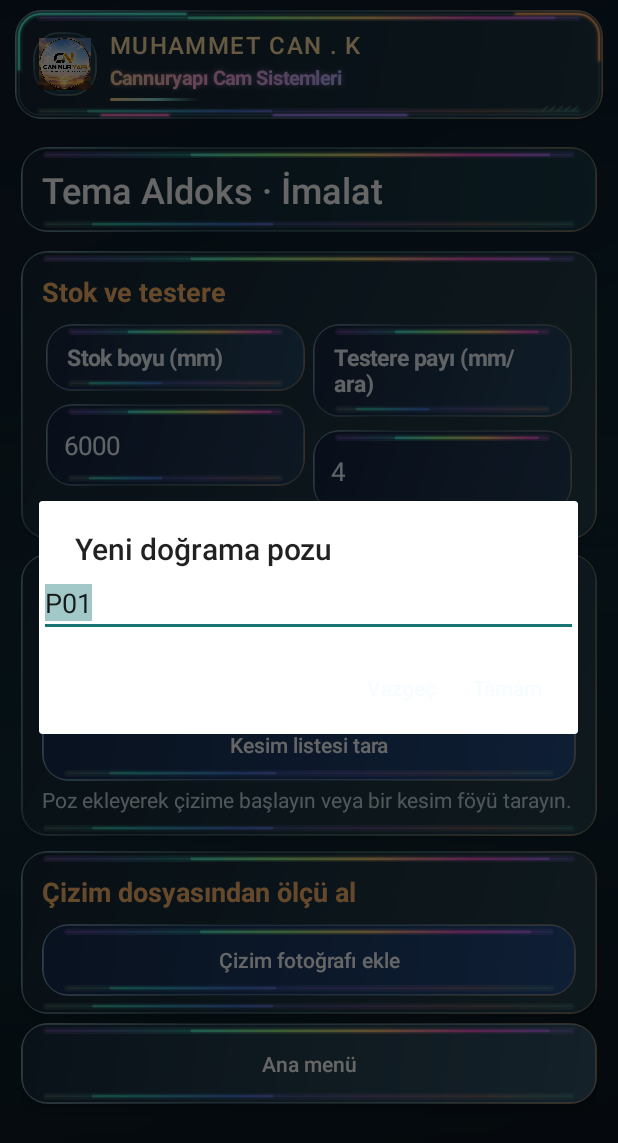
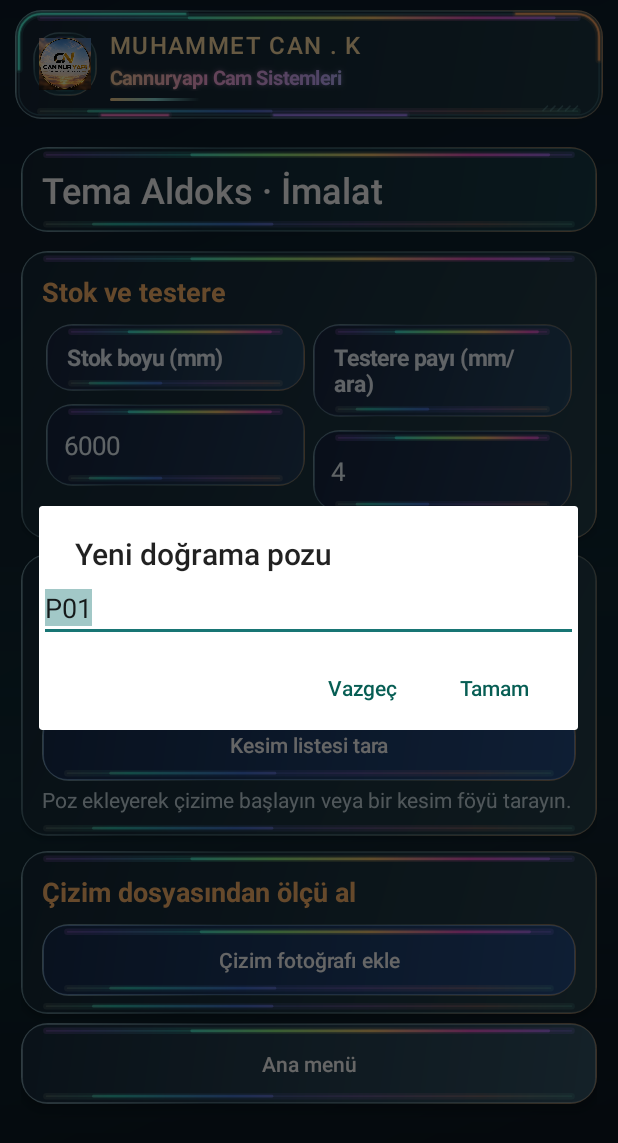
Before and after one commit to muhammetc4nk-ux/profilkesimpro, an Android app: the screen it shows after launch (MainActivity), after a tap on "+ Yeni poz çiz", on a phone screen of 412 x 824 dp. Shown: the top 1143 px of the screen. Run offline under Robolectric (Android 15) with nearby library versions, the phone set to English and light mode, and no system bars; libraries missing offline, so code that uses them is left out: com.google.mlkit.vision; 3 other taps on this screen came first.

Commit message:
Fix invisible confirmation labels across Android alert dialogs

```diff
--- a/app/src/main/res/values/workshop_theme.xml
+++ b/app/src/main/res/values/workshop_theme.xml
@@ -2,6 +2,10 @@
  <style name="WorkshopTheme" parent="android:style/Theme.Material.Light.NoActionBar">
   <item name="android:colorAccent">#187574</item>
   <item name="android:buttonStyle">@style/WorkshopButton</item>
+  <item name="android:buttonBarPositiveButtonStyle">@style/WorkshopDialogButton</item>
+  <item name="android:buttonBarNegativeButtonStyle">@style/WorkshopDialogButton</item>
+  <item name="android:buttonBarNeutralButtonStyle">@style/WorkshopDialogButton</item>
+  <item name="android:alertDialogTheme">@style/WorkshopDialogTheme</item>
  </style>
  <style name="WorkshopButton" parent="android:style/Widget.Material.Light.Button">
   <item name="android:background">@drawable/workshop_button</item>
@@ -11,4 +15,16 @@
   <item name="android:fontFamily">sans-serif-medium</item>
   <item name="android:minHeight">46dp</item>
  </style>
+ <style name="WorkshopDialogTheme" parent="android:style/Theme.Material.Light.Dialog.Alert">
+  <item name="android:colorAccent">#075E54</item>
+  <item name="android:buttonBarPositiveButtonStyle">@style/WorkshopDialogButton</item>
+  <item name="android:buttonBarNegativeButtonStyle">@style/WorkshopDialogButton</item>
+  <item name="android:buttonBarNeutralButtonStyle">@style/WorkshopDialogButton</item>
+ </style>
+ <style name="WorkshopDialogButton" parent="android:style/Widget.Material.Light.Button.Borderless">
+  <item name="android:textColor">#075E54</item>
+  <item name="android:textAllCaps">false</item>
+  <item name="android:textSize">14sp</item>
+  <item name="android:minHeight">48dp</item>
+ </style>
 </resources>
```
